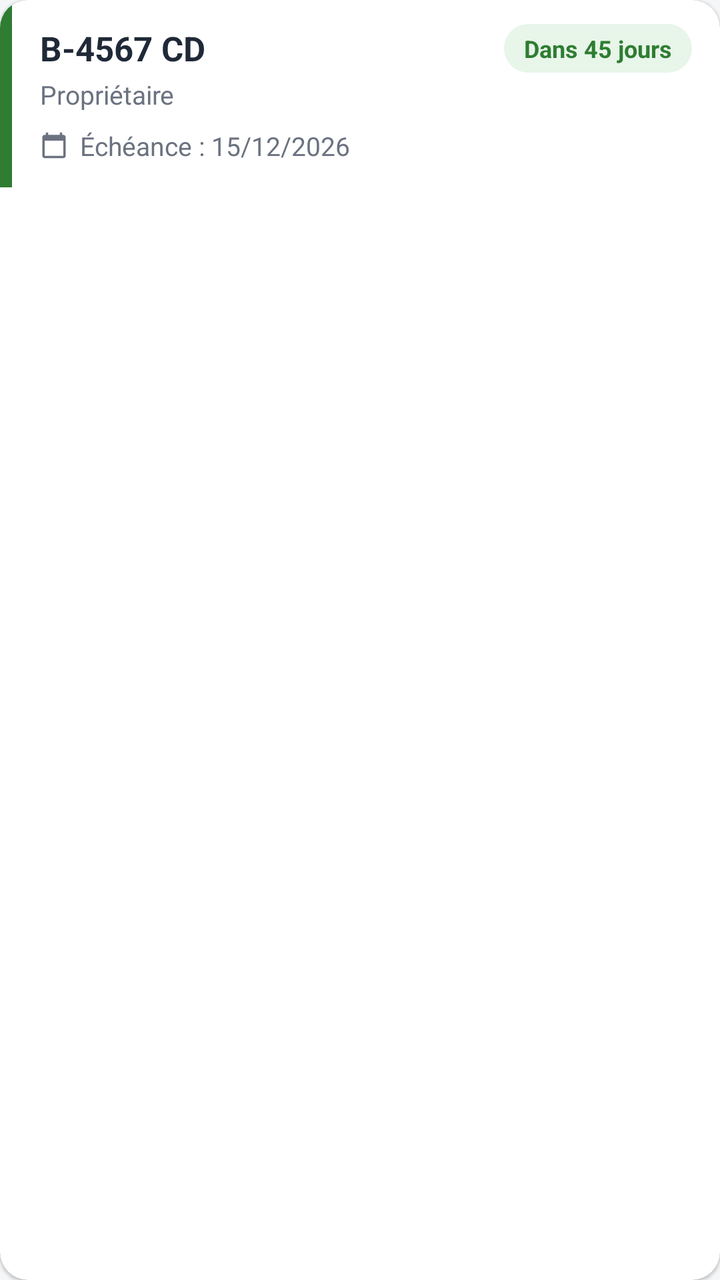
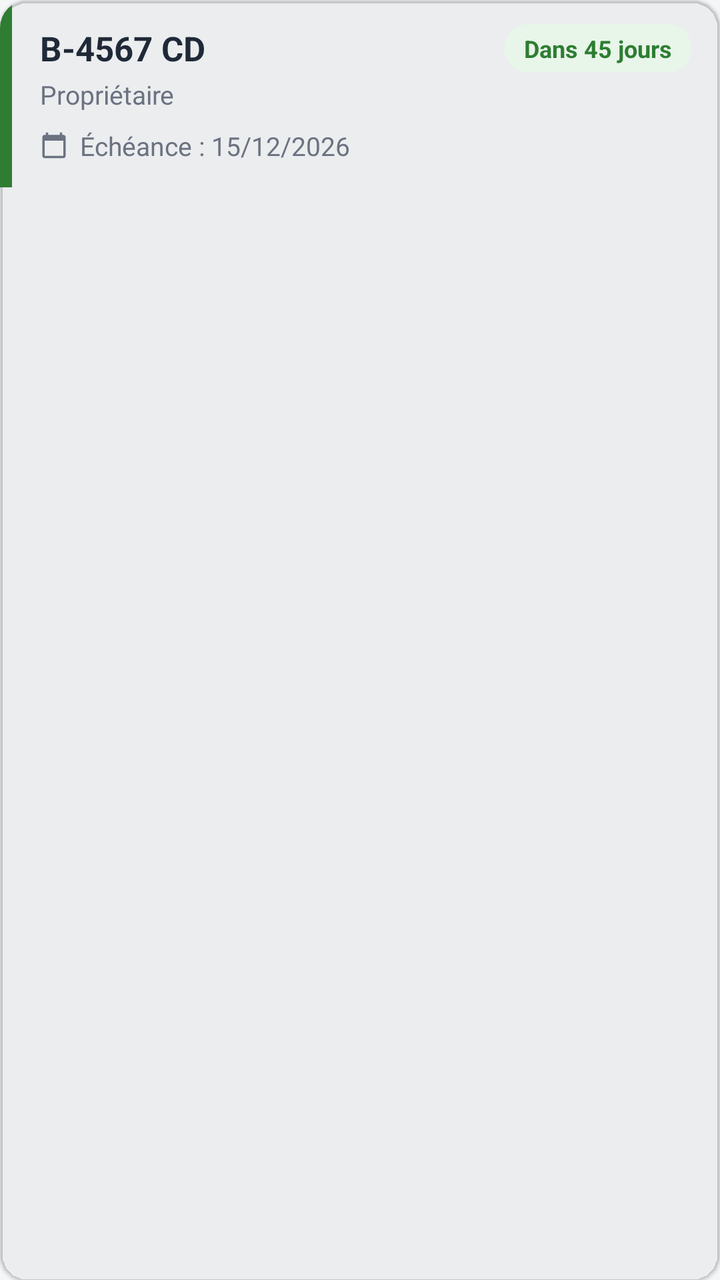

Before-and-after screenshots of an Android layout around one commit, followed by the original layout XML and the change that was made.
<!-- AndroidManifest.xml: application theme Theme.AutoMemo -->
<!-- res/layout/item_vehicle.xml -->
<?xml version="1.0" encoding="utf-8"?>
<androidx.cardview.widget.CardView xmlns:android="http://schemas.android.com/apk/res/android"
    xmlns:app="http://schemas.android.com/apk/res-auto"
    android:layout_width="match_parent"
    android:layout_height="wrap_content"
    android:layout_marginBottom="10dp"
    android:clickable="true"
    android:focusable="true"
    android:foreground="?attr/selectableItemBackground"
    app:cardBackgroundColor="@android:color/white"
    app:cardCornerRadius="14dp"
    app:cardElevation="1dp">

    <LinearLayout
        android:layout_width="match_parent"
        android:layout_height="wrap_content"
        android:orientation="horizontal">

        
        <View
            android:id="@+id/viewStatusStrip"
            android:layout_width="6dp"
            android:layout_height="match_parent"
            android:background="@color/status_green" />

        <LinearLayout
            android:layout_width="0dp"
            android:layout_height="wrap_content"
            android:layout_weight="1"
            android:orientation="vertical"
            android:paddingStart="14dp"
            android:paddingTop="12dp"
            android:paddingEnd="14dp"
            android:paddingBottom="12dp">

            
            <LinearLayout
                android:layout_width="match_parent"
                android:layout_height="wrap_content"
                android:gravity="center_vertical"
                android:orientation="horizontal">

                <TextView
                    android:id="@+id/tvLicensePlate"
                    android:layout_width="0dp"
                    android:layout_height="wrap_content"
                    android:layout_weight="1"
                    android:ellipsize="end"
                    android:maxLines="1"
                    android:text="B-4567 CD"
                    android:textColor="@color/text_dark"
                    android:textSize="17sp"
                    android:textStyle="bold" />

                <TextView
                    android:id="@+id/tvTechnicalControlStatus"
                    android:layout_width="wrap_content"
                    android:layout_height="wrap_content"
                    android:layout_marginStart="8dp"
                    android:background="@drawable/bg_chip"
                    android:backgroundTint="@color/status_green_bg"
                    android:paddingStart="10dp"
                    android:paddingTop="4dp"
                    android:paddingEnd="10dp"
                    android:paddingBottom="4dp"
                    android:text="Dans 45 jours"
                    android:textColor="@color/status_green"
                    android:textSize="12sp"
                    android:textStyle="bold" />
            </LinearLayout>

            
            <TextView
                android:id="@+id/tvOwnerInfo"
                android:layout_width="match_parent"
                android:layout_height="wrap_content"
                android:layout_marginTop="2dp"
                android:ellipsize="end"
                android:maxLines="1"
                android:text="Propriétaire"
                android:textColor="@color/text_muted"
                android:textSize="13sp" />

            
            <LinearLayout
                android:layout_width="match_parent"
                android:layout_height="wrap_content"
                android:layout_marginTop="8dp"
                android:gravity="center_vertical"
                android:orientation="horizontal">

                <ImageView
                    android:layout_width="14dp"
                    android:layout_height="14dp"
                    android:contentDescription="@null"
                    android:src="@drawable/ic_calendar"
                    android:tint="@color/text_muted" />

                <TextView
                    android:id="@+id/tvExpiryDate"
                    android:layout_width="wrap_content"
                    android:layout_height="wrap_content"
                    android:layout_marginStart="6dp"
                    android:text="Échéance : 15/12/2026"
                    android:textColor="@color/text_muted"
                    android:textSize="13sp" />
            </LinearLayout>
        </LinearLayout>
    </LinearLayout>
</androidx.cardview.widget.CardView>
<!-- resources referenced by this layout -->
<resources>
  <color name="status_green">#2E7D32</color>
  <color name="status_green_bg">#E8F5E9</color>
  <color name="text_dark">#1F2937</color>
  <color name="text_muted">#6B7280</color>
  <!-- drawable bg_chip (drawable) -->
  <?xml version="1.0" encoding="utf-8"?>
  <shape xmlns:android="http://schemas.android.com/apk/res/android"
      android:shape="rectangle">
      <solid android:color="@color/surface" />
      <corners android:radius="50dp" />
  </shape>
  <!-- drawable ic_calendar (drawable) -->
  <vector xmlns:android="http://schemas.android.com/apk/res/android"
      android:width="24dp"
      android:height="24dp"
      android:viewportWidth="24"
      android:viewportHeight="24">
      <path
          android:fillColor="#FFFFFFFF"
          android:pathData="M20,3h-1L19,1h-2v2L7,3L7,1L5,1v2L4,3c-1.1,0 -2,0.9 -2,2v16c0,1.1 0.9,2 2,2h16c1.1,0 2,-0.9 2,-2L22,5c0,-1.1 -0.9,-2 -2,-2zM20,21L4,21L4,8h16v13z" />
  </vector>
  <style name="Theme.AutoMemo" parent="Theme.MaterialComponents.Light.NoActionBar">
          <item name="colorPrimary">@color/accent_blue</item>
          <item name="colorPrimaryVariant">@color/navy_header</item>
          <item name="colorOnPrimary">@android:color/white</item>
          <item name="colorSecondary">@color/accent_blue</item>
          <item name="colorOnSecondary">@android:color/white</item>
          <item name="android:statusBarColor">@color/navy_header</item>
          <item name="android:windowBackground">@color/bg_light</item>
      </style>
  <color name="accent_blue">#1976D2</color>
  <color name="navy_header">#0F2537</color>
  <color name="bg_light">#F4F6F8</color>
</resources>

<!-- the commit's change to res/layout/item_vehicle.xml (unified diff, before → after) -->
@@ -7,7 +7,7 @@
     android:clickable="true"
     android:focusable="true"
     android:foreground="?attr/selectableItemBackground"
-    app:cardBackgroundColor="@android:color/white"
+    app:cardBackgroundColor="@color/surface"
     app:cardCornerRadius="14dp"
     app:cardElevation="1dp">
 
